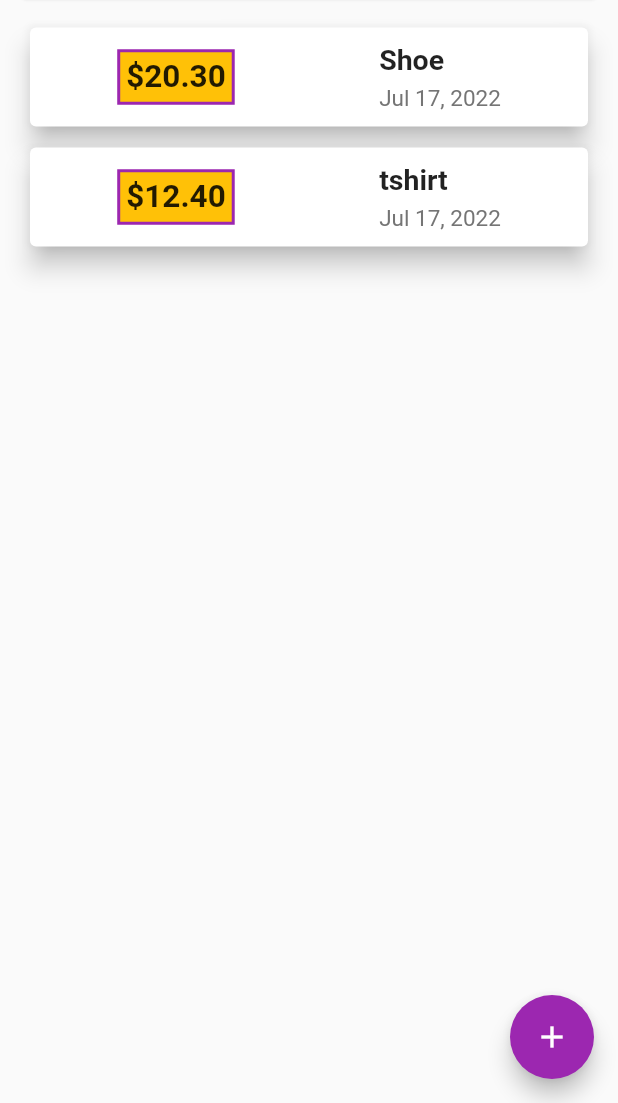
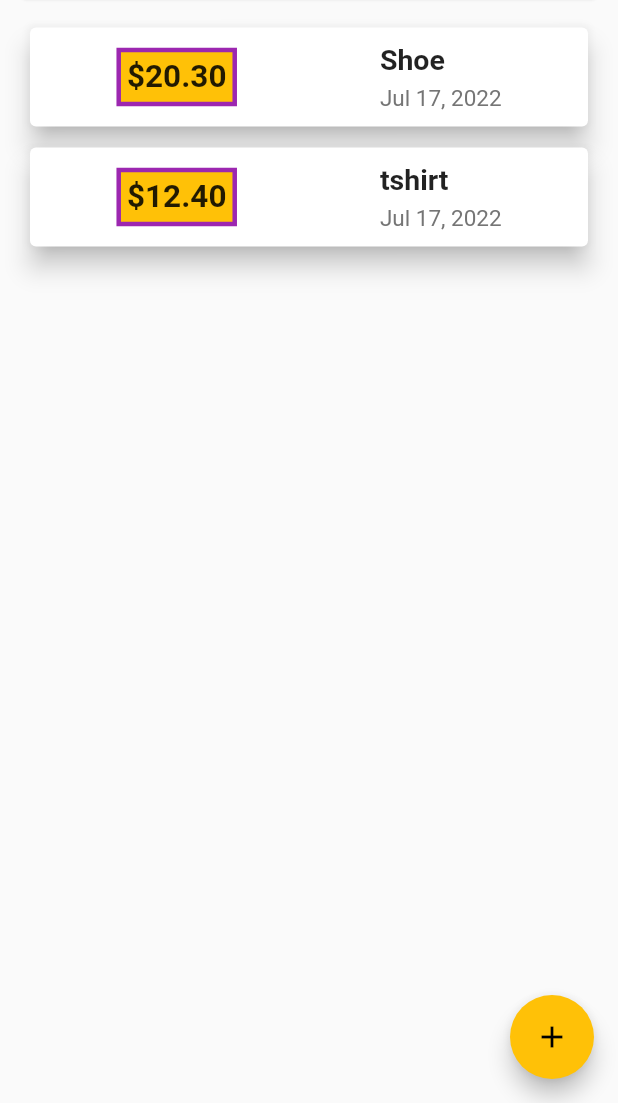
Before and after one commit to destifo/Expenses-Mobile-App, a Flutter app: the screen it shows after launch, on a phone screen of 412 x 824 dp, the part 133-1236 px from its top. Run offline on Flutter 3.47's test engine with Material 2 defaults, Android fonts, the phone set to English and light mode, and no system bars.

Commit message:
changed font family/style, and some color settings

```diff
--- a/lib/main.dart
+++ b/lib/main.dart
@@ -52,6 +52,7 @@
       title: 'Flutter Demo',
       theme: ThemeData(
         primarySwatch: pickedColor,
+        accentColor: Colors.amber,
       ),
       home: MyHomePage(
         transactions: transactions,
--- a/lib/widgets/color_list_tile.dart
+++ b/lib/widgets/color_list_tile.dart
@@ -18,6 +18,7 @@
       leading: Radio(
           value: colorName,
           groupValue: pickedColor,
+          activeColor: Theme.of(context).primaryColor,
           onChanged: (clr) {
             String color = clr.toString();
             chooseColor(color);
--- a/lib/widgets/transaction_card.dart
+++ b/lib/widgets/transaction_card.dart
@@ -33,10 +33,10 @@
                 padding: const EdgeInsets.all(4),
                 decoration: BoxDecoration(
                   border: Border.all(
-                    color: Colors.purple,
-                    width: 2,
+                    color: Theme.of(context).primaryColor,
+                    width: 3,
                   ),
-                  color: Colors.amber,
+                  color: Theme.of(context).accentColor,
                 ),
                 child: Text(
                   '\$${transactionAmount.toStringAsFixed(2)}',
```
Also changed, not shown: pubspec.yaml (+11 -6 lines), assets/fonts/OpenSans-Bold.ttf (added), assets/fonts/OpenSans-Regular.ttf (added), assets/fonts/Quicksand-Bold.ttf (added), assets/fonts/Quicksand-Light.ttf (added), assets/fonts/Quicksand-Medium.ttf (added), assets/fonts/Quicksand-Regular.ttf (added).
